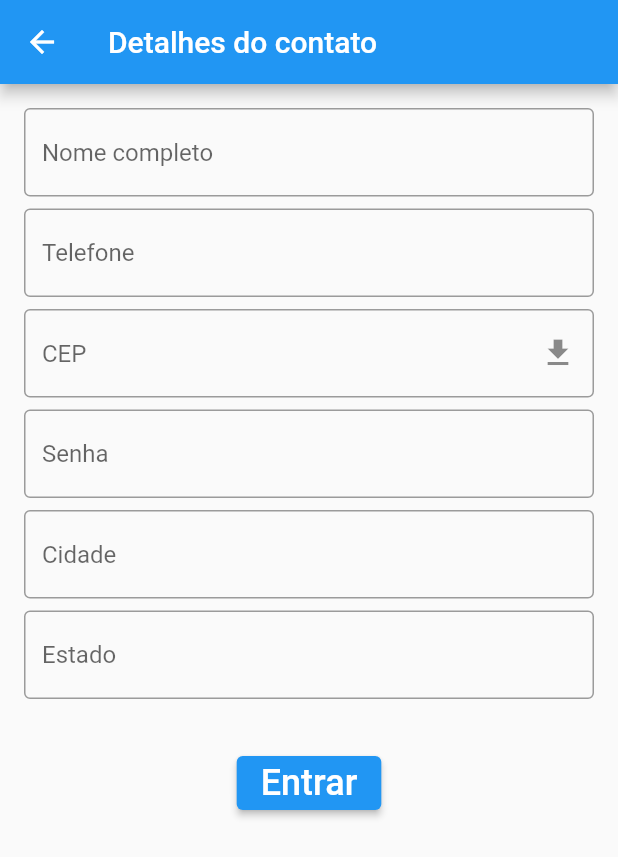
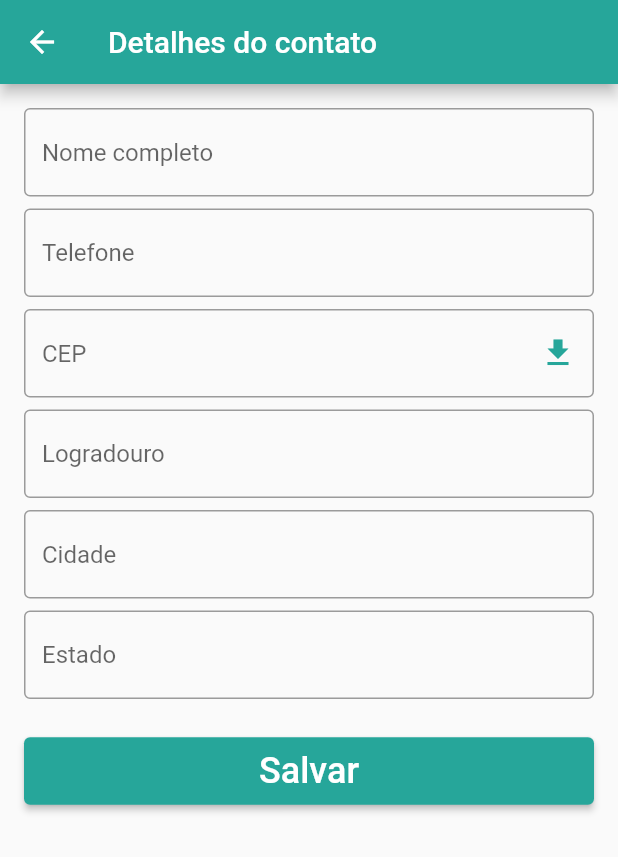
Before and after one commit to marcusmvfa/test_americas_health, a Flutter app: the ContactInfo screen opened directly, on a phone screen of 412 x 824 dp. Shown: the top 857 px of the screen. Run offline on Flutter 3.47's test engine with Material 2 defaults, Android fonts, the phone set to English and light mode, and no system bars; our stand-ins replace cloud_firestore, dio, firebase_auth, firebase_core, get, get_it; accounts and stored records are empty.

Commit message:
ajustes de layout

```diff
--- a/lib/presentation/contact_info/contact_info.dart
+++ b/lib/presentation/contact_info/contact_info.dart
@@ -36,6 +36,7 @@ class _ContactInfoState extends State<ContactInfo> {
   Widget build(BuildContext context) {
     return Scaffold(
       appBar: AppBar(
+        backgroundColor: Colors.teal.shade400,
         title: const Text("Detalhes do contato"),
       ),
       body: Padding(
@@ -46,9 +47,12 @@ class _ContactInfoState extends State<ContactInfo> {
             children: [
               TextFormField(
                 controller: _controller.nameController,
-                decoration: const InputDecoration(
+                decoration: InputDecoration(
                   hintText: "Nome completo",
-                  border: OutlineInputBorder(),
+                  border: const OutlineInputBorder(),
+                  focusedBorder: OutlineInputBorder(
+                    borderSide: BorderSide(color: Colors.teal.shade400),
+                  ),
                 ),
                 validator: (value) {
                   if (value == null || value.isEmpty) {
@@ -62,9 +66,12 @@ class _ContactInfoState extends State<ContactInfo> {
               ),
               TextFormField(
                 controller: _controller.phoneController,
-                decoration: const InputDecoration(
+                decoration: InputDecoration(
                   hintText: "Telefone",
-                  border: OutlineInputBorder(),
+                  border: const OutlineInputBorder(),
+                  focusedBorder: OutlineInputBorder(
+                    borderSide: BorderSide(color: Colors.teal.shade400),
+                  ),
                 ),
                 validator: (value) {
                   if (value == null || value.isEmpty) {
@@ -78,14 +85,21 @@ class _ContactInfoState extends State<ContactInfo> {
               ),
               TextFormField(
                 controller: _controller.cepController,
+                onEditingComplete: () => _controller.getContactCEP(),
                 decoration: InputDecoration(
                   suffixIcon: IconButton(
                       onPressed: () async {
                         await _controller.getContactCEP();
                       },
-                      icon: const Icon(Icons.download)),
+                      icon: Icon(
+                        Icons.download,
+                        color: Colors.teal.shade400,
+                      )),
                   hintText: "CEP",
                   border: const OutlineInputBorder(),
+                  focusedBorder: OutlineInputBorder(
+                    borderSide: BorderSide(color: Colors.teal.shade400),
+                  ),
                 ),
                 validator: (value) {
                   if (value == null || value.isEmpty) {
@@ -99,9 +113,12 @@ class _ContactInfoState extends State<ContactInfo> {
               ),
               TextFormField(
                 controller: _controller.streetController,
-                decoration: const InputDecoration(
-                  hintText: "Senha",
-                  border: OutlineInputBorder(),
+                decoration: InputDecoration(
+                  hintText: "Logradouro",
+                  border: const OutlineInputBorder(),
+                  focusedBorder: OutlineInputBorder(
+                    borderSide: BorderSide(color: Colors.teal.shade400),
+                  ),
                 ),
                 validator: (value) {
                   if (value == null || value.isEmpty) {
@@ -115,9 +132,12 @@ class _ContactInfoState extends State<ContactInfo> {
               ),
               TextFormField(
                   controller: _controller.cityController,
-                  decoration: const InputDecoration(
+                  decoration: InputDecoration(
                     hintText: "Cidade",
-                    border: OutlineInputBorder(),
+                    border: const OutlineInputBorder(),
+                    focusedBorder: OutlineInputBorder(
+                      borderSide: BorderSide(color: Colors.teal.shade400),
+                    ),
                   ),
                   validator: (value) {
                     if (value == null || value.isEmpty) {
@@ -130,9 +150,12 @@ class _ContactInfoState extends State<ContactInfo> {
               ),
               TextFormField(
                   controller: _controller.stateController,
-                  decoration: const InputDecoration(
+                  decoration: InputDecoration(
                     hintText: "Estado",
-                    border: OutlineInputBorder(),
+                    border: const OutlineInputBorder(),
+                    focusedBorder: OutlineInputBorder(
+                      borderSide: BorderSide(color: Colors.teal.shade400),
+                    ),
                   ),
                   validator: (value) {
                     if (value == null || value.isEmpty) {
@@ -141,12 +164,13 @@ class _ContactInfoState extends State<ContactInfo> {
                     return null;
                   }),
               const SizedBox(
-                height: 32,
+                height: 24,
               ),
               ElevatedButton(
+                style: ElevatedButton.styleFrom(fixedSize: const Size(double.maxFinite, 45), backgroundColor: Colors.teal.shade400),
                 onPressed: () async {
                   if (_formKey.currentState!.validate()) {
-                    final result = await _controller.createContact() as bool;
+                    final result = await _controller.saveContact() as bool;
 
                     ScaffoldMessenger.of(context).showSnackBar(
                       SnackBar(
@@ -163,7 +187,7 @@ class _ContactInfoState extends State<ContactInfo> {
                   }
                 },
                 child: const Text(
-                  "Entrar",
+                  "Salvar",
                   style: TextStyle(fontSize: 24),
                 ),
               ),
```
Also changed, not shown: lib/presentation/home/components/contact_list.dart (+18 -8 lines), lib/presentation/home/home_view.dart (+3 -12 lines), lib/presentation/login/login_view.dart (+23 -0 lines), pubspec.lock.
